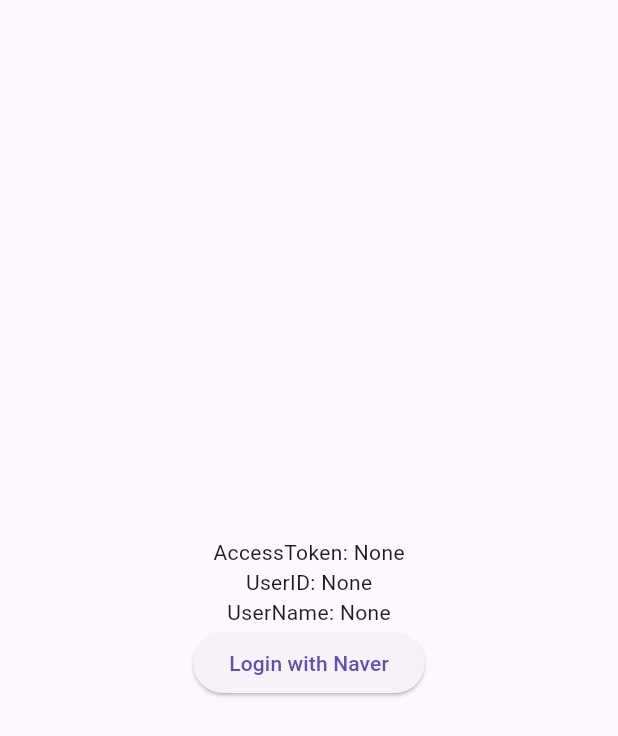
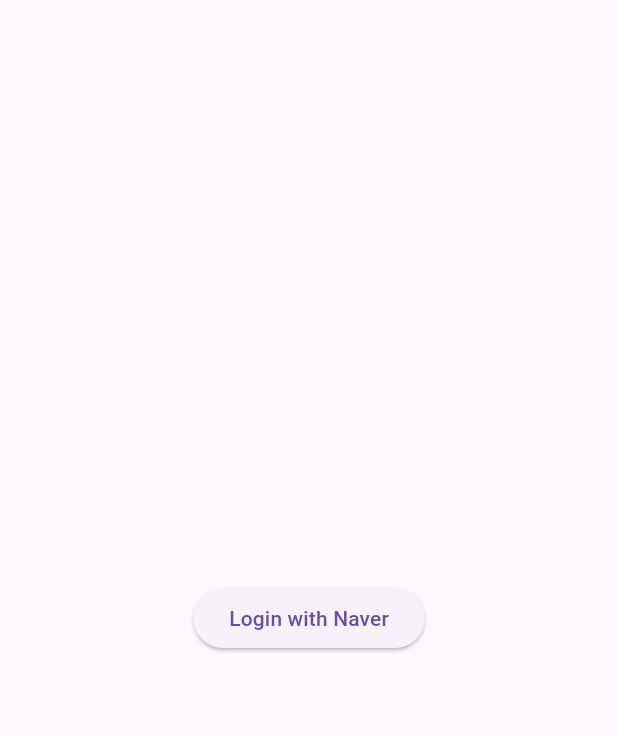
Before and after one commit to jkookhan03/mad_week2, a Flutter app: the screen it shows after launch, on a phone screen of 412 x 824 dp. Shown: the top 736 px of the screen. Run offline on Flutter 3.47's test engine with Material 3 defaults, Android fonts, the phone set to English and light mode, and no system bars; our stand-ins replace shared_preferences; missing offline and left inert: flutter_naver_login.

Commit message:
자동로그인 버그 수정

```diff
--- a/lib/login_service.dart
+++ b/lib/login_service.dart
@@ -55,6 +55,7 @@
           SharedPreferences prefs = await SharedPreferences.getInstance();
           prefs.setString('userId', accountResult.id);
           prefs.setString('userName', accountResult.name);
+          prefs.setString('token', token.accessToken); // 토큰 저장
 
           _accessToken = token.accessToken;
           _userId = accountResult.id;
--- a/lib/main.dart
+++ b/lib/main.dart
@@ -21,8 +21,8 @@
 class InitialScreen extends StatelessWidget {
   @override
   Widget build(BuildContext context) {
-    return Consumer<LoginState>(
-      builder: (context, loginState, child) {
+    final loginState = Provider.of<LoginState>(context, listen: false);
+
     return FutureBuilder(
       future: loginState.checkAutoLogin(),
       builder: (context, snapshot) {
@@ -37,8 +37,6 @@
             return MyHomePage();
           }
         }
-          },
-        );
       },
     );
   }
@@ -143,9 +141,6 @@
         child: Column(
           mainAxisAlignment: MainAxisAlignment.center,
           children: <Widget>[
-            Text('AccessToken: ${loginState.accessToken}'),
-            Text('UserID: ${loginState.userId}'),
-            Text('UserName: ${loginState.userName}'),
             ElevatedButton(
               onPressed: () async {
                 bool success = await loginState.login();
```
Lines whose indentation alone changed are shown as unchanged.
